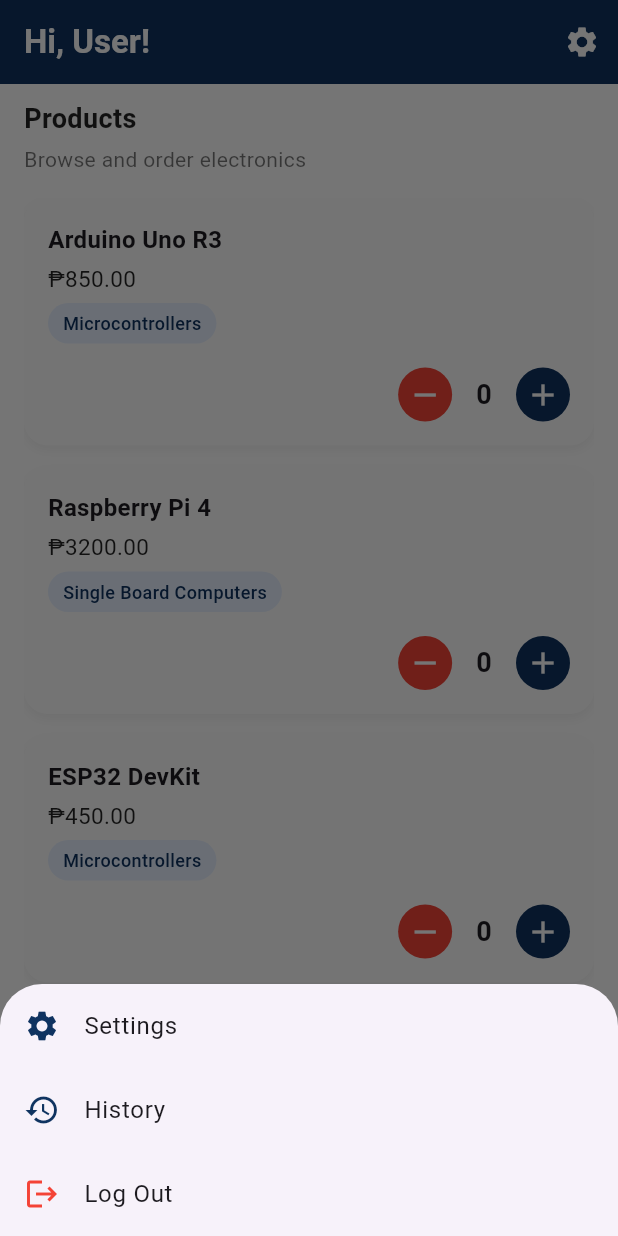
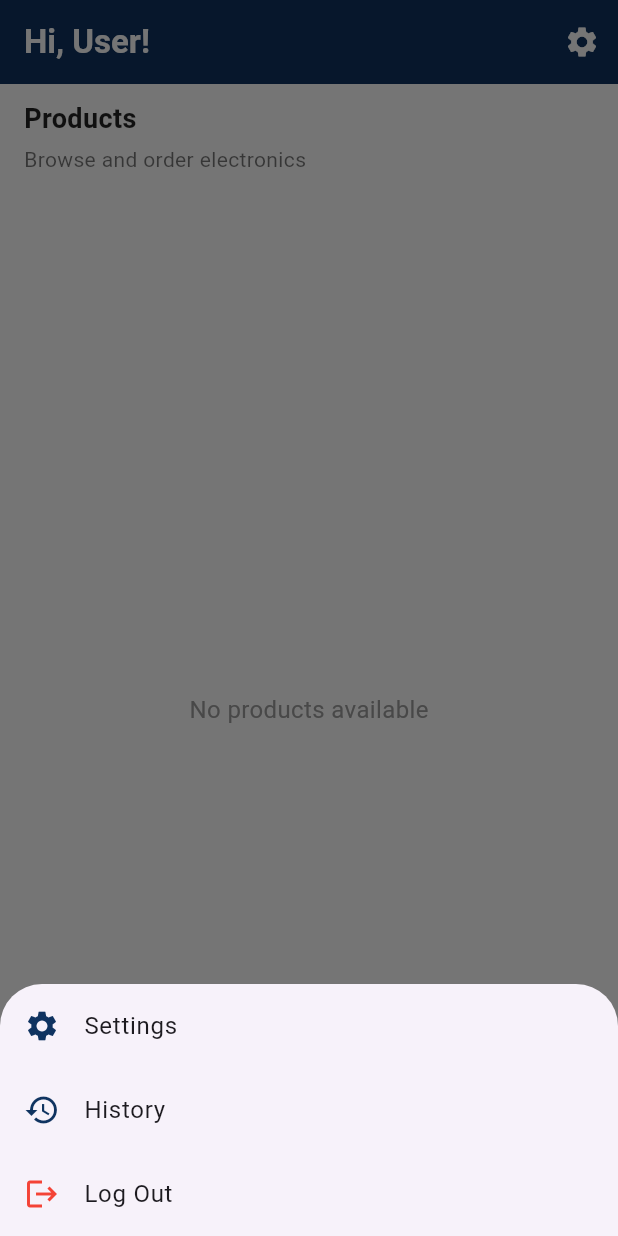
Before and after one commit to MAD2-scorevi/mad2-finals, a Flutter app: the ProductsPage screen opened by its route, after a tap on the "settings" icon, on a phone screen of 412 x 824 dp. Run offline on Flutter 3.47's test engine with Material 3 defaults, Android fonts, the light colour scheme and no system bars; our stand-ins replace cloud_firestore, firebase_auth, firebase_core; accounts and stored records are empty.

Commit message:
Enhance UI by adding foreground color to buttons in inventory management and products pages
Replace mock data with live data

```diff
--- a/lib/products.dart
+++ b/lib/products.dart
@@ -1,5 +1,6 @@
 import 'package:flutter/material.dart';
 import 'login_page.dart'; // Import login_page.dart to handle logout navigation
+import 'services/inventory_service.dart';
 
 class ProductsPage extends StatefulWidget {
   const ProductsPage({super.key});
@@ -9,34 +10,22 @@
 }
 
 class _ProductsPageState extends State<ProductsPage> {
-  // Sample static product data
-  final List<Map<String, dynamic>> products = [
-    {
-      "name": "Arduino Uno R3",
-      "price": 850.00,
-      "category": "Microcontrollers",
-      "qty": 0,
-    },
-    {
-      "name": "Raspberry Pi 4",
-      "price": 3200.00,
-      "category": "Single Board Computers",
-      "qty": 0,
-    },
-    {
-      "name": "ESP32 DevKit",
-      "price": 450.00,
-      "category": "Microcontrollers",
-      "qty": 0,
-    },
-    {"name": "LED Strip 5M", "price": 320.00, "category": "Lighting", "qty": 0},
-    {
-      "name": "Servo Motor SG90",
-      "price": 85.00,
-      "category": "Motors",
-      "qty": 0,
-    },
-  ];
+  final InventoryService _inventoryService = InventoryService();
+  bool _isLoading = true;
+  final Map<String, int> _cartQuantities =
+      {}; // Track cart quantities by product ID
+
+  @override
+  void initState() {
+    super.initState();
+    _loadProducts();
+  }
+
+  Future<void> _loadProducts() async {
+    setState(() => _isLoading = true);
+    await _inventoryService.loadItems();
+    setState(() => _isLoading = false);
+  }
 
   @override
   Widget build(BuildContext context) {
@@ -76,7 +65,11 @@
       ),
 
       // ---------------- BODY ----------------
-      body: Padding(
+      body: _isLoading
+          ? const Center(
+              child: CircularProgressIndicator(color: Color(0xFF0F3360)),
+            )
+          : Padding(
               padding: const EdgeInsets.symmetric(horizontal: 16, vertical: 10),
               child: Column(
                 crossAxisAlignment: CrossAxisAlignment.start,
@@ -99,10 +92,21 @@
 
                   // PRODUCT LIST — scrollable
                   Expanded(
-              child: ListView.builder(
-                itemCount: products.length,
-                itemBuilder: (context, index) =>
-                    _buildProductCard(products[index]),
+                    child: _inventoryService.items.isEmpty
+                        ? const Center(
+                            child: Text(
+                              'No products available',
+                              style: TextStyle(
+                                fontSize: 16,
+                                color: Colors.grey,
+                              ),
+                            ),
+                          )
+                        : ListView.builder(
+                            itemCount: _inventoryService.items.length,
+                            itemBuilder: (context, index) => _buildProductCard(
+                              _inventoryService.items[index],
+                            ),
                           ),
                   ),
                 ],
@@ -162,7 +166,11 @@
   }
 
   // ---------------- PRODUCT CARD UI ----------------
-  Widget _buildProductCard(Map<String, dynamic> product) {
+  Widget _buildProductCard(InventoryItem item) {
+    final cartQty = _cartQuantities[item.id] ?? 0;
+    final bool isOutOfStock = item.stockQuantity <= 0;
+    final bool isLowStock = item.stockQuantity > 0 && item.stockQuantity <= 5;
+
     return Container(
       margin: const EdgeInsets.only(bottom: 14),
       padding: const EdgeInsets.all(16),
@@ -181,36 +189,98 @@
         crossAxisAlignment: CrossAxisAlignment.start,
         children: [
           // PRODUCT NAME
-          Text(
-            product["name"],
-            style: const TextStyle(fontSize: 16, fontWeight: FontWeight.bold),
+          Row(
+            mainAxisAlignment: MainAxisAlignment.spaceBetween,
+            children: [
+              Expanded(
+                child: Text(
+                  item.name,
+                  style: const TextStyle(
+                    fontSize: 16,
+                    fontWeight: FontWeight.bold,
+                  ),
+                ),
+              ),
+              // Stock status badge
+              if (isOutOfStock)
+                Container(
+                  padding: const EdgeInsets.symmetric(
+                    horizontal: 8,
+                    vertical: 4,
+                  ),
+                  decoration: BoxDecoration(
+                    color: Colors.red.shade100,
+                    borderRadius: BorderRadius.circular(12),
+                  ),
+                  child: Text(
+                    'Out of Stock',
+                    style: TextStyle(
+                      color: Colors.red.shade700,
+                      fontSize: 10,
+                      fontWeight: FontWeight.bold,
+                    ),
+                  ),
+                )
+              else if (isLowStock)
+                Container(
+                  padding: const EdgeInsets.symmetric(
+                    horizontal: 8,
+                    vertical: 4,
+                  ),
+                  decoration: BoxDecoration(
+                    color: Colors.orange.shade100,
+                    borderRadius: BorderRadius.circular(12),
+                  ),
+                  child: Text(
+                    'Low Stock',
+                    style: TextStyle(
+                      color: Colors.orange.shade700,
+                      fontSize: 10,
+                      fontWeight: FontWeight.bold,
+                    ),
+                  ),
+                ),
+            ],
           ),
 
           const SizedBox(height: 4),
 
           // PRICE
           Text(
-            "₱${product['price'].toStringAsFixed(2)}",
+            item.formattedPrice,
             style: const TextStyle(fontSize: 15, color: Colors.black87),
           ),
 
           const SizedBox(height: 6),
 
-          // CATEGORY TAG
+          // CATEGORY TAG & STOCK INFO
+          Row(
+            children: [
               Container(
-            padding: const EdgeInsets.symmetric(horizontal: 10, vertical: 5),
+                padding: const EdgeInsets.symmetric(
+                  horizontal: 10,
+                  vertical: 5,
+                ),
                 decoration: BoxDecoration(
                   color: const Color(0xFFE6F0FF),
                   borderRadius: BorderRadius.circular(20),
                 ),
                 child: Text(
-              product["category"],
+                  item.category,
                   style: const TextStyle(
                     color: Color(0xFF0F3360),
                     fontSize: 12,
                     fontWeight: FontWeight.w500,
                   ),
                 ),
+              ),
+              const SizedBox(width: 8),
+              if (!isOutOfStock)
+                Text(
+                  '${item.stockQuantity} in stock',
+                  style: TextStyle(fontSize: 11, color: Colors.grey.shade600),
+                ),
+            ],
           ),
 
           const SizedBox(height: 16),
@@ -221,21 +291,26 @@
             children: [
               // MINUS BUTTON
               InkWell(
-                onTap: () {
+                onTap: isOutOfStock
+                    ? null
+                    : () {
                         setState(() {
-                    if (product["qty"] > 0) {
-                      product["qty"]--;
+                          if (cartQty > 0) {
+                            _cartQuantities[item.id] = cartQty - 1;
                           }
                         });
                       },
                 child: Container(
                   width: 36,
                   height: 36,
-                  decoration: const BoxDecoration(
-                    color: Colors.red,
+                  decoration: BoxDecoration(
+                    color: isOutOfStock ? Colors.grey.shade300 : Colors.red,
                     shape: BoxShape.circle,
                   ),
-                  child: const Icon(Icons.remove, color: Colors.white),
+                  child: Icon(
+                    Icons.remove,
+                    color: isOutOfStock ? Colors.grey.shade500 : Colors.white,
+                  ),
                 ),
               ),
 
@@ -243,7 +318,7 @@
 
               // QUANTITY NUMBER
               Text(
-                product["qty"].toString(),
+                cartQty.toString(),
                 style: const TextStyle(
                   fontSize: 18,
                   fontWeight: FontWeight.bold,
@@ -254,19 +329,28 @@
 
               // PLUS BUTTON
               InkWell(
-                onTap: () {
+                onTap: isOutOfStock || cartQty >= item.stockQuantity
+                    ? null
+                    : () {
                         setState(() {
-                    product["qty"]++;
+                          _cartQuantities[item.id] = cartQty + 1;
                         });
                       },
                 child: Container(
                   width: 36,
                   height: 36,
-                  decoration: const BoxDecoration(
-                    color: Color(0xFF0F3360),
+                  decoration: BoxDecoration(
+                    color: isOutOfStock || cartQty >= item.stockQuantity
+                        ? Colors.grey.shade300
+                        : const Color(0xFF0F3360),
                     shape: BoxShape.circle,
                   ),
-                  child: const Icon(Icons.add, color: Colors.white),
+                  child: Icon(
+                    Icons.add,
+                    color: isOutOfStock || cartQty >= item.stockQuantity
+                        ? Colors.grey.shade500
+                        : Colors.white,
+                  ),
                 ),
               ),
             ],
```
Also changed, not shown: lib/inventory_management_page.dart (+12 -2 lines). Lines whose indentation alone changed are shown as unchanged.
